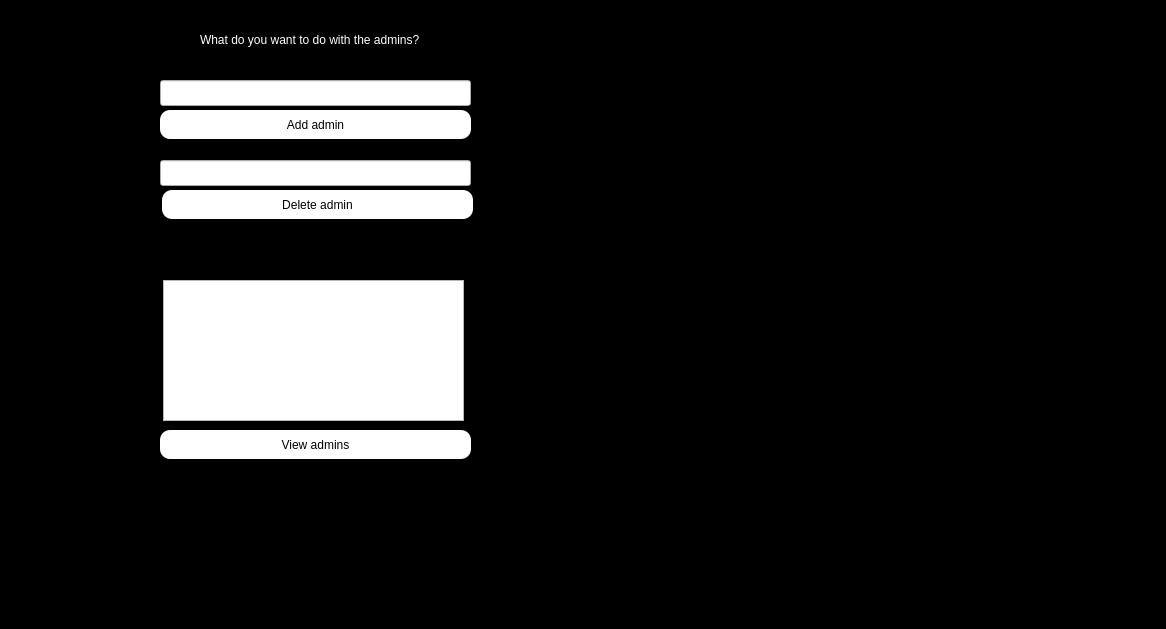
First picture: the form in enter/admin_before.ui, repository Shayanrava/APproject, before the edit.
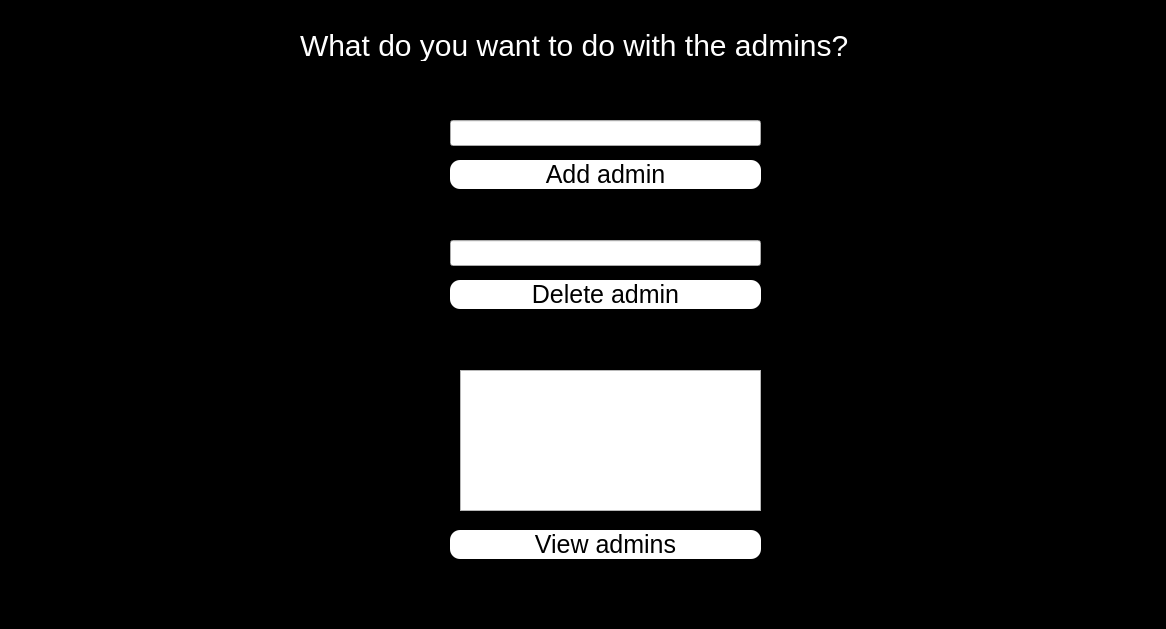
Second picture: the form after the edit.

Commit message: admin_before ui edited

```diff
--- a/enter/admin_before.ui
+++ b/enter/admin_before.ui
@@ -22,16 +22,17 @@
   <widget class="QLabel" name="label">
    <property name="geometry">
     <rect>
-     <x>200</x>
+     <x>300</x>
      <y>30</y>
-     <width>281</width>
-     <height>20</height>
+     <width>571</width>
+     <height>31</height>
     </rect>
    </property>
    <property name="styleSheet">
     <string notr="true">#label
 {
 color:white;
+font-size:30px;
 }</string>
    </property>
    <property name="text">
@@ -41,8 +42,8 @@
   <widget class="QPushButton" name="add_admin_pbn">
    <property name="geometry">
     <rect>
-     <x>160</x>
-     <y>110</y>
+     <x>450</x>
+     <y>160</y>
      <width>311</width>
      <height>29</height>
     </rect>
@@ -57,6 +58,7 @@
 {
 background-color:white;
 border-radius:10px;
+font-size:25px;
 }</string>
    </property>
    <property name="text">
@@ -66,8 +68,8 @@
   <widget class="QPushButton" name="delete_admin_pbn">
    <property name="geometry">
     <rect>
-     <x>162</x>
-     <y>190</y>
+     <x>450</x>
+     <y>280</y>
      <width>311</width>
      <height>29</height>
     </rect>
@@ -82,6 +84,7 @@
 {
 background-color:white;
 border-radius:10px;
+font-size:25px;
 }</string>
    </property>
    <property name="text">
@@ -91,8 +94,8 @@
   <widget class="QPushButton" name="view_admins_pbn">
    <property name="geometry">
     <rect>
-     <x>160</x>
-     <y>430</y>
+     <x>450</x>
+     <y>530</y>
      <width>311</width>
      <height>29</height>
     </rect>
@@ -107,6 +110,7 @@
 {
 background-color:white;
 border-radius:10px;
+font-size:25px;
 }</string>
    </property>
    <property name="text">
@@ -116,8 +120,8 @@
   <widget class="QLineEdit" name="led_add">
    <property name="geometry">
     <rect>
-     <x>160</x>
-     <y>80</y>
+     <x>450</x>
+     <y>120</y>
      <width>311</width>
      <height>26</height>
     </rect>
@@ -126,8 +130,8 @@
   <widget class="QLineEdit" name="led_remove">
    <property name="geometry">
     <rect>
-     <x>160</x>
-     <y>160</y>
+     <x>450</x>
+     <y>240</y>
      <width>311</width>
      <height>26</height>
     </rect>
@@ -136,8 +140,8 @@
   <widget class="QTextEdit" name="ted_show">
    <property name="geometry">
     <rect>
-     <x>163</x>
-     <y>280</y>
+     <x>460</x>
+     <y>370</y>
      <width>301</width>
      <height>141</height>
     </rect>
```
